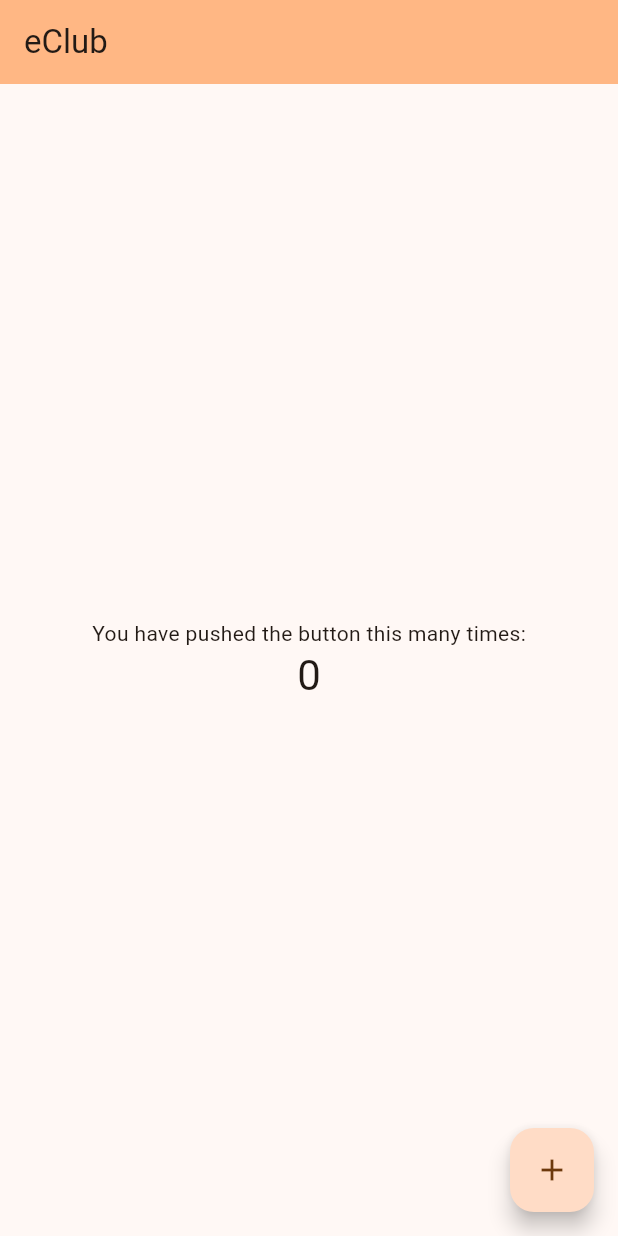
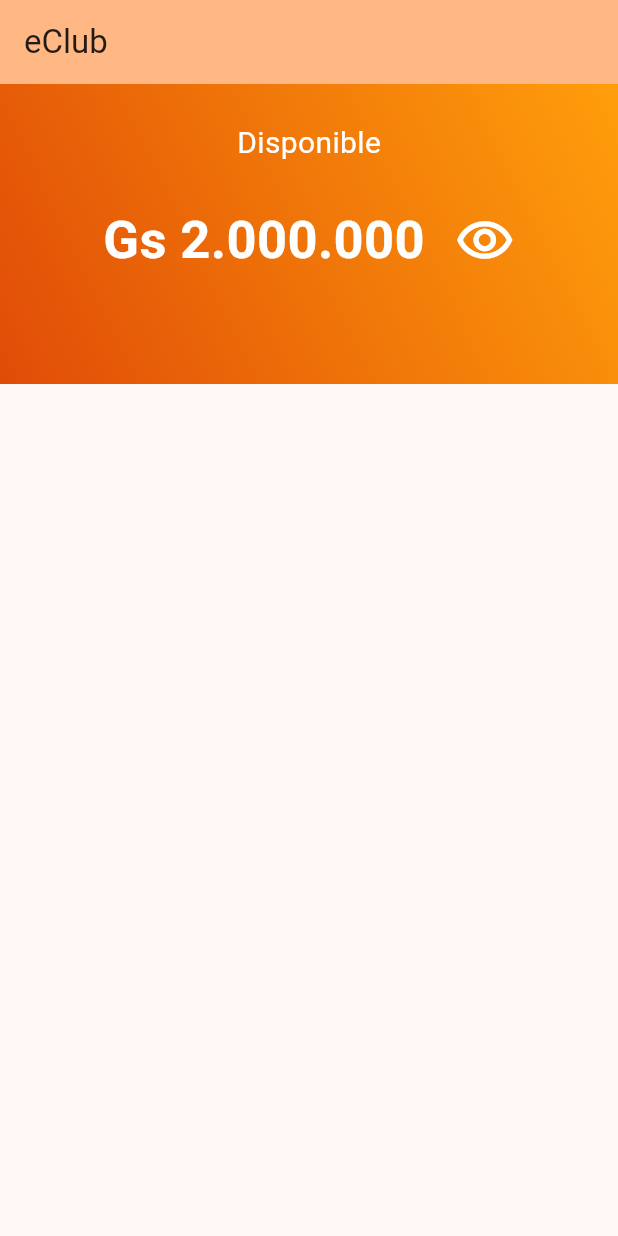
Before and after one commit to Pyaeve/eClubApp, a Flutter app: the screen it shows after launch, on a phone screen of 412 x 824 dp. Run offline on Flutter 3.47's test engine with Material 3 defaults, Android fonts, the phone set to English and light mode, and no system bars.

Commit message:
crando el home

```diff
--- a/lib/screens/HomeScreen.dart
+++ b/lib/screens/HomeScreen.dart
@@ -1,4 +1,6 @@
+import 'package:flutter/cupertino.dart';
 import 'package:flutter/material.dart';
+import 'package:flutter/widgets.dart';
 
 
 class HomeScreen extends StatefulWidget {
@@ -51,40 +53,68 @@ class _HomeScreenState extends State<HomeScreen> {
         // the App.build method, and use it to set our appbar title.
         title: Text(widget.title),
       ),
-      body: Center(
+      body:
         // Center is a layout widget. It takes a single child and positions it
         // in the middle of the parent.
-        child: Column(
-          // Column is also a layout widget. It takes a list of children and
-          // arranges them vertically. By default, it sizes itself to fit its
-          // children horizontally, and tries to be as tall as its parent.
-          //
-          // Column has various properties to control how it sizes itself and
-          // how it positions its children. Here we use mainAxisAlignment to
-          // center the children vertically; the main axis here is the vertical
-          // axis because Columns are vertical (the cross axis would be
-          // horizontal).
-          //
-          // TRY THIS: Invoke "debug painting" (choose the "Toggle Debug Paint"
-          // action in the IDE, or press "p" in the console), to see the
-          // wireframe for each widget.
-          mainAxisAlignment: MainAxisAlignment.center,
+ Column(
+
           children: <Widget>[
-            const Text(
-              'You have pushed the button this many times:',
-            ),
-            Text(
-              '$_counter',
-              style: Theme.of(context).textTheme.headlineMedium,
-            ),
+            Container(
+
+              height:200,
+              width: double.infinity,
+              decoration: const BoxDecoration(
+                gradient: LinearGradient(
+                begin: Alignment.bottomLeft,
+                end: Alignment.topRight,
+                colors: [
+                  Color.fromRGBO(224, 76, 7, 1),
+                  Color.fromARGB(255, 255, 158, 11)
+                ],
+            )),
+           child: const Column(
+              children:<Widget>[
+                SizedBox(
+                  height: 25,
+                ),
+                Text(
+                  'Disponible',
+                  style: TextStyle(
+                    color: Colors.white,
+                    fontSize: 20
+
+                  )
+                ),
+                SizedBox(
+                  height: 25,
+                ),
+                Row(
+                  mainAxisAlignment: MainAxisAlignment.center,
+                  children: [
+                    Text(
+                      'Gs 2.000.000',
+                      style: TextStyle(
+                        color: Colors.white,
+                        fontSize: 35,
+                        fontWeight: FontWeight.bold)
+                    ),
+                    SizedBox(width: 20),
+                               Icon(
+                    Icons.remove_red_eye_outlined,
+                      color: Colors.white,
+                      size: 40,
+                    ),
+                  ],
+                ),
+
+            ],
+           ),
+           )
+
           ],
         ),
-      ),
-      floatingActionButton: FloatingActionButton(
-        onPressed: _incrementCounter,
-        tooltip: 'Increment',
-        child: const Icon(Icons.add),
-      ), // This trailing comma makes auto-formatting nicer for build methods.
+
+
     );
   }
 }
```
